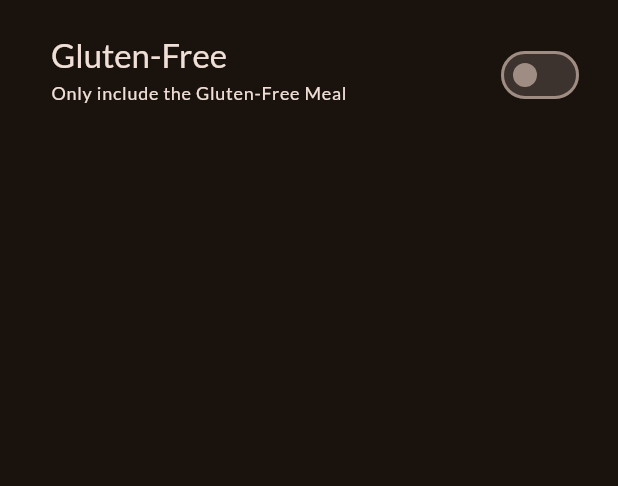
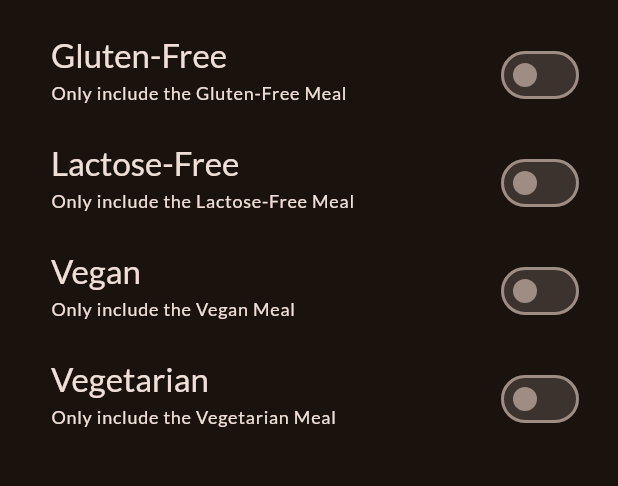
Before and after one commit to Sukhmeetsingh306/meal_app_riverpod, a Flutter app: the FilterScreen screen opened directly, on a phone screen of 412 x 824 dp, the part 63-549 px from its top. Run offline on Flutter 3.47's test engine with Material 3 defaults, Android fonts, the light colour scheme and no system bars; our stand-ins replace google_fonts, transparent_image.

Commit message:
added the all the filtered

```diff
--- a/lib/screen/filter_screen.dart
+++ b/lib/screen/filter_screen.dart
@@ -11,6 +11,9 @@ class FilterScreen extends StatefulWidget {
 
 class _FilterScreenState extends State<FilterScreen> {
   var _glutenFreeFilter = false;
+  var _lactoseFree = false;
+  var _vegetarian = false;
+  var _veganFree = false;
 
   @override
   Widget build(BuildContext context) {
@@ -58,7 +61,82 @@ class _FilterScreenState extends State<FilterScreen> {
               left: 34,
               right: 22,
             ),
-          )
+          ),
+          SwitchListTile(
+            value: _lactoseFree,
+            onChanged: (isChecked) {
+              setState(() {
+                _lactoseFree = isChecked;
+              });
+            },
+            title: Text(
+              'Lactose-Free',
+              style: Theme.of(context).textTheme.titleLarge!.copyWith(
+                    color: Theme.of(context).colorScheme.onBackground,
+                  ),
+            ),
+            subtitle: Text(
+              'Only include the Lactose-Free Meal',
+              style: Theme.of(context).textTheme.labelMedium!.copyWith(
+                    color: Theme.of(context).colorScheme.onBackground,
+                  ),
+            ),
+            activeColor: Theme.of(context).colorScheme.tertiary,
+            contentPadding: const EdgeInsets.only(
+              left: 34,
+              right: 22,
+            ),
+          ),
+          SwitchListTile(
+            value: _veganFree,
+            onChanged: (isChecked) {
+              setState(() {
+                _veganFree = isChecked;
+              });
+            },
+            title: Text(
+              'Vegan',
+              style: Theme.of(context).textTheme.titleLarge!.copyWith(
+                    color: Theme.of(context).colorScheme.onBackground,
+                  ),
+            ),
+            subtitle: Text(
+              'Only include the Vegan Meal',
+              style: Theme.of(context).textTheme.labelMedium!.copyWith(
+                    color: Theme.of(context).colorScheme.onBackground,
+                  ),
+            ),
+            activeColor: Theme.of(context).colorScheme.tertiary,
+            contentPadding: const EdgeInsets.only(
+              left: 34,
+              right: 22,
+            ),
+          ),
+          SwitchListTile(
+            value: _vegetarian,
+            onChanged: (isChecked) {
+              setState(() {
+                _vegetarian = isChecked;
+              });
+            },
+            title: Text(
+              'Vegetarian',
+              style: Theme.of(context).textTheme.titleLarge!.copyWith(
+                    color: Theme.of(context).colorScheme.onBackground,
+                  ),
+            ),
+            subtitle: Text(
+              'Only include the Vegetarian Meal',
+              style: Theme.of(context).textTheme.labelMedium!.copyWith(
+                    color: Theme.of(context).colorScheme.onBackground,
+                  ),
+            ),
+            activeColor: Theme.of(context).colorScheme.tertiary,
+            contentPadding: const EdgeInsets.only(
+              left: 34,
+              right: 22,
+            ),
+          ),
         ],
       ),
     );
```
